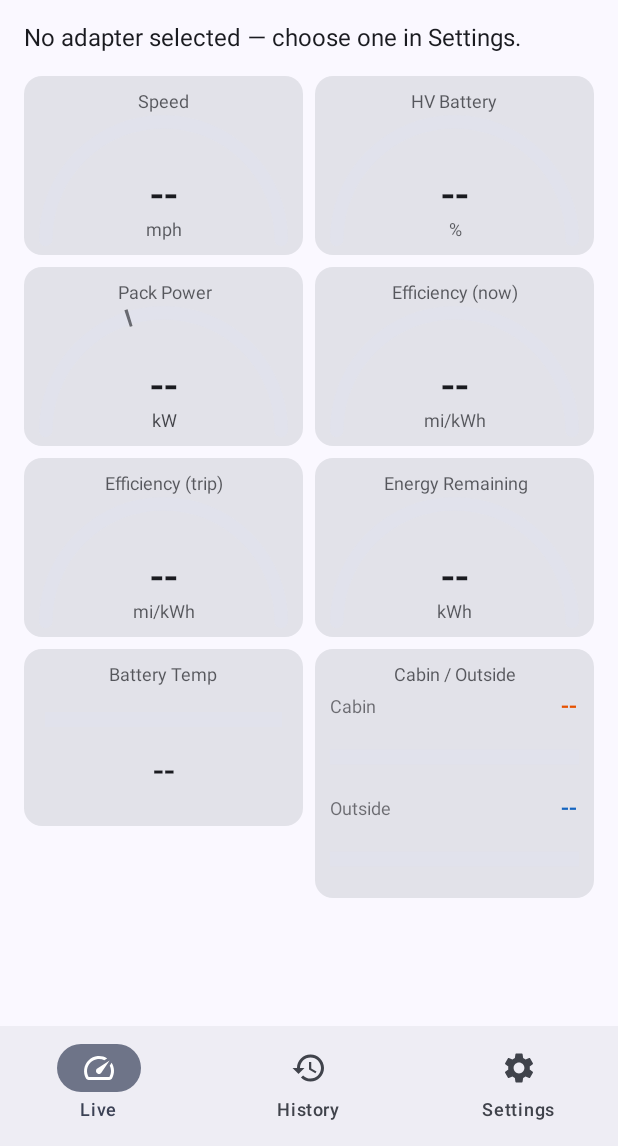
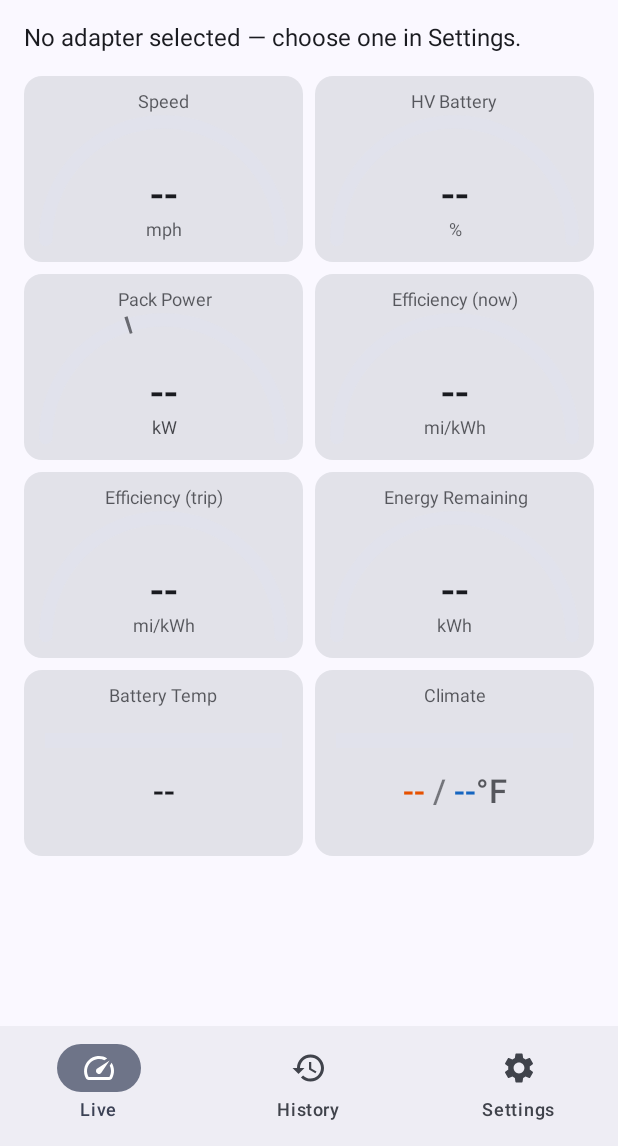
Before and after one commit to thegliffy/garage-telemetry-android, an Android app built with Jetpack Compose: the screen it shows after launch (MainActivity), on a phone screen of 412 x 824 dp, the part 90-1236 px from its top. Run offline under Robolectric (Android 15) with nearby library versions, the phone set to English and light mode, and no system bars; 2 statements that could not run were skipped.

Commit message:
Release jaryo 0.5.1: Climate tile at standard height, charge sessions on plug only.

```diff
--- a/app/build.gradle.kts
+++ b/app/build.gradle.kts
@@ -14,8 +14,8 @@ android {
         applicationId = "com.garagepi.telemetry"
         minSdk = 26
         targetSdk = 35
-        versionCode = 8
-        versionName = "0.5"
+        versionCode = 9
+        versionName = "0.5.1"
     }
 
     buildTypes {
--- a/app/src/main/java/com/garagepi/telemetry/obd/FastChargeDetector.kt
+++ b/app/src/main/java/com/garagepi/telemetry/obd/FastChargeDetector.kt
@@ -1,10 +1,11 @@
 package com.garagepi.telemetry.obd
 
 /**
- * Enters DC-fast-charge UI when the CCS plug bit is set, or pack power is drawing at
- * DC rates (below ~−15 kW; L2 AC tops out near 11 kW).
+ * True while the car is plugged in (CCS or AC). Used to start a Charge history
+ * session and to treat this as a charging stop.
  *
- * Streaks avoid a single noisy frame flashing the full-screen charge view.
+ * Pack power is **not** evidence: Ioniq regen routinely exceeds −15 kW and must stay
+ * on the Drive record. Streaks ignore a single noisy plug bit.
  */
 class FastChargeDetector(
     private val enterStreak: Int = 2,
@@ -36,15 +37,14 @@ class FastChargeDetector(
     }
 
     companion object {
-        /** kW into the pack at or above this is DCFC, not Level 2. Sign is discharge-positive. */
-        const val DC_POWER_KW = -15.0
-
         fun evidence(values: Map<String, Double>): Boolean {
             val ccs = (values[TelemetryFields.CCS_PLUG.pid] ?: 0.0) >= 0.5
-            val power = values[TelemetryFields.PACK_POWER.pid]
-            val dcPower = power != null && power <= DC_POWER_KW
-            return ccs || dcPower
+            val ac = (values[TelemetryFields.AC_PLUG.pid] ?: 0.0) >= 0.5
+            return ccs || ac
         }
+
+        fun dcPlug(values: Map<String, Double>): Boolean =
+            (values[TelemetryFields.CCS_PLUG.pid] ?: 0.0) >= 0.5
 
         /**
          * No heater-on bit in the Esprit1st list — only heater element temperature
--- a/app/src/main/java/com/garagepi/telemetry/obd/TelemetryField.kt
+++ b/app/src/main/java/com/garagepi/telemetry/obd/TelemetryField.kt
@@ -113,7 +113,7 @@ object TelemetryFields {
     val CED = TelemetryField("CED_KWH", "Lifetime Used", "kWh", decimals = 0)
     val OPTIME = TelemetryField("OPTIME_H", "Operating Time", "h", decimals = 0)
     val OUTDOOR_TEMP = TelemetryField(
-        "OUTDOOR_TEMP_C", "Outside Temp", "°C", min = -40.0, max = 60.0, decimals = 0,
+        "OUTDOOR_TEMP_C", "Climate", "°C", min = -40.0, max = 60.0, decimals = 0,
     )
     val INDOOR_TEMP = TelemetryField(
         "INDOOR_TEMP_C", "Cabin Temp", "°C", min = -40.0, max = 60.0, decimals = 0,
@@ -156,7 +156,7 @@ object TelemetryFields {
      * so offering it would give a tile that never fills. The individual tire corners,
      * rear motor, and cabin temp are absent too — they are still decoded, stored and
      * charted, but their anchors ([TIRE_FL], [TIRE_FL_TEMP], [MOTOR_RPM_FRONT],
-     * [OUTDOOR_TEMP]) show all of them in one tile.
+     * [OUTDOOR_TEMP] as Climate) show all of them in one tile.
      */
     val SELECTABLE: List<TelemetryField> = listOf(
         // Most useful while driving, first — this order is also the default tile layout.
--- a/app/src/main/java/com/garagepi/telemetry/service/ObdLoggingService.kt
+++ b/app/src/main/java/com/garagepi/telemetry/service/ObdLoggingService.kt
@@ -52,7 +52,7 @@ private const val NOTIFICATION_ID = 1
  */
 private const val POLL_INTERVAL_MS = 200L
 
-/** Extra wait while DCFC so 220101/220105 run as fast as the adapter allows. */
+/** Extra wait while plugged in so 220101/220105 run as fast as the adapter allows. */
 private const val CHARGE_POLL_INTERVAL_MS = 50L
 
 /**
@@ -172,8 +172,9 @@ class ObdLoggingService : Service() {
     }
 
     /**
-     * Opens a Drive or Charge session on first persist, and splits whenever
-     * [FastChargeDetector] flips so history keeps them as separate records.
+     * Opens a Drive or Charge session on first persist, and splits whenever the
+     * car is plugged in or unplugged so history keeps them as separate records.
+     * Regen is not a Charge session — only AC or CCS plug bits.
      */
     private suspend fun pollUntilPowerOff(session: ObdSession, label: String): Long? {
         var emptyPolls = 0
@@ -224,13 +225,14 @@ class ObdLoggingService : Service() {
                             packVoltage = values[TelemetryFields.PACK_VOLTAGE.pid],
                             battTempMaxC = values[TelemetryFields.BATT_TEMP.pid],
                             battTempMinC = values[TelemetryFields.BATT_TEMP_MIN.pid],
-                            dcCharging = (values[TelemetryFields.CCS_PLUG.pid] ?: 0.0) >= 0.5
-                                || (power != null && power <= FastChargeDetector.DC_POWER_KW),
+                            dcCharging = FastChargeDetector.dcPlug(values),
                             heaterOn = heaterOn,
                         ),
                     )
                 }
 
+                // Split Drive ↔ Charge on plug in/out. Regen is not Charge — the detector
+                // only looks at AC/CCS plug bits, not pack power.
                 val wantCharge = chargeDetector.active
                 if (tripId != null && tripIsCharge != wantCharge) {
                     endTrip(tripId)
--- a/app/src/main/java/com/garagepi/telemetry/ui/dashboard/DashboardScreen.kt
+++ b/app/src/main/java/com/garagepi/telemetry/ui/dashboard/DashboardScreen.kt
@@ -10,7 +10,7 @@ import androidx.compose.foundation.layout.PaddingValues
 import androidx.compose.foundation.layout.Row
 import androidx.compose.foundation.layout.fillMaxSize
 import androidx.compose.foundation.layout.fillMaxWidth
-import androidx.compose.foundation.layout.heightIn
+import androidx.compose.foundation.layout.height
 import androidx.compose.foundation.layout.padding
 import androidx.compose.foundation.lazy.grid.GridCells
 import androidx.compose.foundation.lazy.grid.LazyVerticalGrid
@@ -167,7 +167,6 @@ private fun ConnectionControls(
                 when {
                     !hasPermission ->
                         Button(onClick = onRequestPermission) { Text("Grant Bluetooth permission") }
-                    // Say where to fix it rather than showing a button that cannot work.
                     savedDevice == null -> Text(
                         "No adapter selected — choose one in Settings.",
                         style = MaterialTheme.typography.bodyLarge,
@@ -197,7 +196,7 @@ private fun StatCard(
     Card(
         modifier = Modifier
             .fillMaxWidth()
-            .heightIn(min = if (compact) 84.dp else 118.dp)
+            .height(if (compact) 88.dp else 124.dp)
             .clickable(onClick = onClick),
     ) {
         Column(
--- a/app/src/main/java/com/garagepi/telemetry/ui/gauge/Gauges.kt
+++ b/app/src/main/java/com/garagepi/telemetry/ui/gauge/Gauges.kt
@@ -55,7 +55,7 @@ fun TileContent(
         verticalArrangement = Arrangement.spacedBy(2.dp),
     ) {
         Text(
-            text = if (style == TileStyle.CLIMATE_PAIR) "Cabin / Outside" else field.label,
+            text = field.label,
             style = MaterialTheme.typography.labelSmall,
             color = textColor.copy(alpha = 0.7f),
             maxLines = 1,
@@ -197,43 +197,42 @@ private fun ClimatePair(
     textColor: Color,
     trackColor: Color,
 ) {
-    val rows = listOf(
-        Triple("Cabin", values[TelemetryFields.INDOOR_TEMP.pid], CabinOrange),
-        Triple("Outside", values[TelemetryFields.OUTDOOR_TEMP.pid], BatteryTempLowBlue),
-    )
-    val barHeight = if (compact) 22.dp else 32.dp
-    Column(
-        modifier = Modifier.fillMaxWidth(),
-        verticalArrangement = Arrangement.spacedBy(if (compact) 2.dp else 6.dp),
-    ) {
-        rows.forEach { (tag, value, color) ->
-            Row(
-                modifier = Modifier.fillMaxWidth(),
-                horizontalArrangement = Arrangement.SpaceBetween,
-                verticalAlignment = Alignment.CenterVertically,
-            ) {
-                Text(
-                    text = tag,
-                    style = MaterialTheme.typography.labelSmall,
-                    color = textColor.copy(alpha = 0.6f),
-                )
-                Text(
-                    text = value?.let { "${format(it, field.decimals)}${field.unit}" } ?: "--",
-                    style = if (compact) {
-                        MaterialTheme.typography.bodyLarge
-                    } else {
-                        MaterialTheme.typography.titleMedium
-                    },
-                    fontWeight = FontWeight.SemiBold,
-                    color = color,
-                    maxLines = 1,
-                )
-            }
-            Canvas(modifier = Modifier.fillMaxWidth().height(barHeight)) {
-                val fraction = value?.let { fractionOf(it, field.min, field.max) }
-                drawThermometerTrack(trackColor)
-                fraction?.let { drawThermometerFill(it, color) }
-            }
+    val cabin = values[TelemetryFields.INDOOR_TEMP.pid]
+    val outside = values[TelemetryFields.OUTDOOR_TEMP.pid]
+    val cabinFrac = cabin?.let { fractionOf(it, field.min, field.max) }
+    val outsideFrac = outside?.let { fractionOf(it, field.min, field.max) }
+
+    val valueStyle =
+        if (compact) MaterialTheme.typography.bodyLarge else MaterialTheme.typography.titleLarge
+    Column(horizontalAlignment = Alignment.CenterHorizontally) {
+        Canvas(
+            modifier = Modifier
+                .fillMaxWidth()
+                .height(if (compact) 30.dp else 42.dp)
+                .padding(horizontal = 4.dp),
+        ) {
+            val barHeight = 10.dp.toPx()
+            val top = (size.height - barHeight) / 2f
+            drawRect(color = trackColor, topLeft = Offset(0f, top), size = Size(size.width, barHeight))
+            cabinFrac?.let { drawMarker(it, CabinOrange, barHeight, top) }
+            outsideFrac?.let { drawMarker(it, BatteryTempLowBlue, barHeight, top) }
+        }
+        // Same height budget as other tiles: no extra caption. Color carries cabin vs outside.
+        Row(verticalAlignment = Alignment.Bottom, horizontalArrangement = Arrangement.Center) {
+            Text(
+                text = cabin?.let { format(it, field.decimals) } ?: "--",
+                style = valueStyle,
+                color = CabinOrange,
+                maxLines = 1,
+            )
+            Text(text = " / ", style = valueStyle, color = textColor.copy(alpha = 0.55f), maxLines = 1)
+            Text(
+                text = outside?.let { format(it, field.decimals) } ?: "--",
+                style = valueStyle,
+                color = BatteryTempLowBlue,
+                maxLines = 1,
+            )
+            Text(text = field.unit, style = valueStyle, color = textColor.copy(alpha = 0.7f), maxLines = 1)
         }
     }
 }
--- a/app/src/main/java/com/garagepi/telemetry/ui/gauge/TileStyle.kt
+++ b/app/src/main/java/com/garagepi/telemetry/ui/gauge/TileStyle.kt
@@ -16,8 +16,8 @@ enum class TileStyle(val label: String) {
     /** Front above rear, each with its own bidirectional bar. */
     MOTOR_PAIR("Front/rear"),
 
-    /** Cabin and outside, each with its own thermometer bar. */
-    CLIMATE_PAIR("Cabin/outside"),
+    /** Cabin and outside on one standard-height tile. */
+    CLIMATE_PAIR("Climate"),
     ;
 
     companion object {
```
Also changed, not shown: 4 other files.
